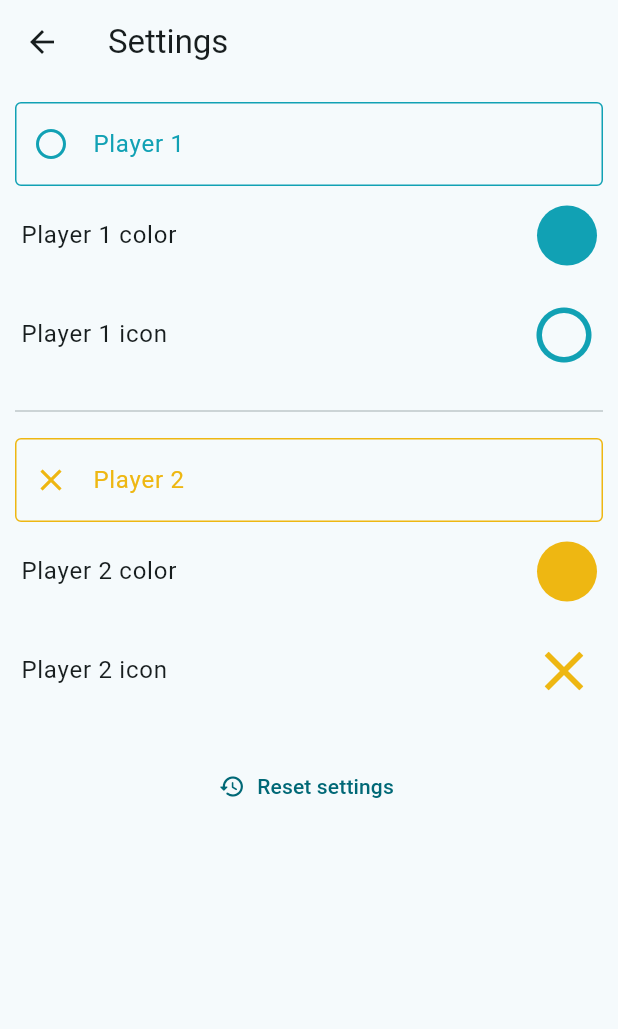
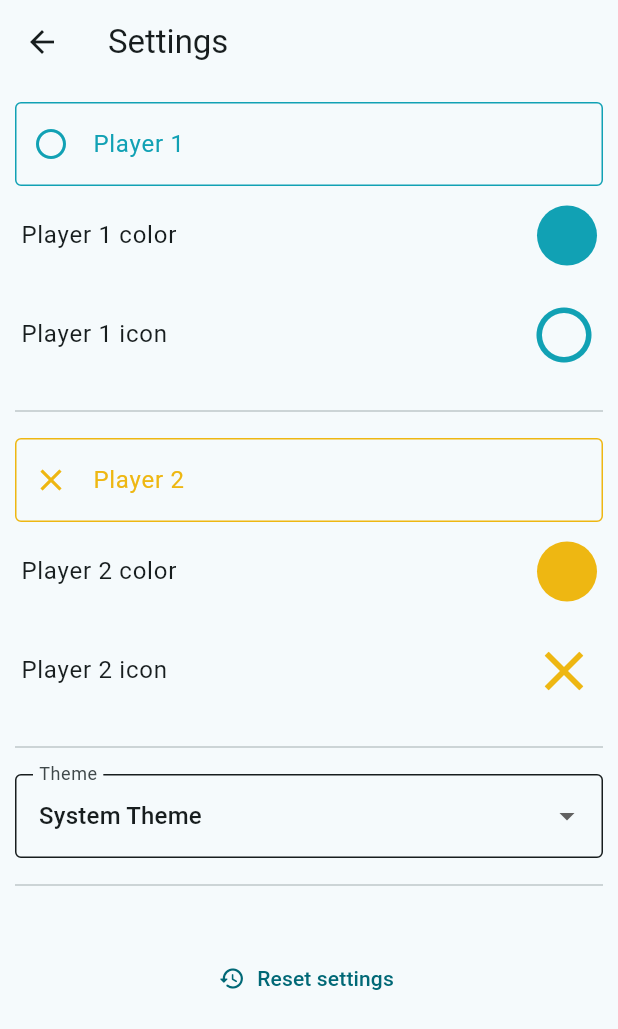
Before and after one commit to box-bm/Minimal-tic-tac-toe, a Flutter app: the screen it shows after launch, after a tap on the "settings" icon, on a phone screen of 412 x 824 dp. Shown: the top 1029 px of the screen. Run offline on Flutter 3.47's test engine with Material 2 defaults, Android fonts, the phone set to English and light mode, and no system bars; our stand-ins replace animated_text_kit, bloc, equatable, flutter_bloc, flutter_colorpicker, google_mobile_ads and 1 more; missing offline and left inert: lit_relative_date_time; network calls fail.

Commit message:
created change theme

```diff
--- /dev/null
+++ b/lib/bloc/theme/current_theme_cubit.dart
@@ -0,0 +1,10 @@
+import 'package:bloc/bloc.dart';
+import 'package:flutter/material.dart';
+
+class CurrentThemeCubit extends Cubit<ThemeMode> {
+  CurrentThemeCubit() : super(ThemeMode.system);
+
+  changeTheme(ThemeMode themeMode) {
+    emit(themeMode);
+  }
+}
--- a/lib/bloc_states.dart
+++ b/lib/bloc_states.dart
@@ -1,3 +1,4 @@
+import 'package:minimal_tic_tac_toe/bloc/theme/current_theme_cubit.dart';
 import 'package:minimal_tic_tac_toe/common.dart';
 import 'package:flutter_bloc/flutter_bloc.dart';
 import 'package:minimal_tic_tac_toe/bloc/players/players_bloc.dart';
@@ -5,13 +6,15 @@ import 'package:minimal_tic_tac_toe/bloc/tic_tac_toe/tic_tac_toe_bloc.dart';
 
 class BlocAppStates extends StatelessWidget {
   final Widget child;
+
   const BlocAppStates({super.key, required this.child});
 
   @override
   Widget build(BuildContext context) {
     return MultiBlocProvider(providers: [
       BlocProvider<PlayersBloc>(create: (context) => PlayersBloc()),
-      BlocProvider<TicTacToeBloc>(create: (context) => TicTacToeBloc())
+      BlocProvider<TicTacToeBloc>(create: (context) => TicTacToeBloc()),
+      BlocProvider<CurrentThemeCubit>(create: (context) => CurrentThemeCubit())
     ], child: child);
   }
 }
--- a/lib/l10n/intl_en.arb
+++ b/lib/l10n/intl_en.arb
@@ -40,5 +40,9 @@
   "record": "Record",
   "matchResult": "Match Result",
   "noRecords": "Doesn't exist finished matches",
-  "newGame": "New Game"
+  "newGame": "New Game",
+  "darkTheme": "Dark Theme",
+  "lightTheme": "Light Theme",
+  "systemTheme": "System Theme",
+  "theme": "Theme"
 }
--- a/lib/l10n/intl_es.arb
+++ b/lib/l10n/intl_es.arb
@@ -20,5 +20,9 @@
   "record": "Historial",
   "matchResult": "Resultado de la partida",
   "noRecords": "No hay partidas finalizadas",
-  "newGame": "Nuevo juego"
+  "newGame": "Nuevo juego",
+  "darkTheme": "Tema Oscuro",
+  "lightTheme": "Tema Claro",
+  "systemTheme": "Tema del sistema",
+  "theme": "Tema"
 }
--- /dev/null
+++ b/lib/models/theme_option.dart
@@ -0,0 +1,21 @@
+import 'package:minimal_tic_tac_toe/common.dart';
+
+class ThemeOption {
+  final ThemeMode mode;
+  final BuildContext context;
+
+  const ThemeOption(this.mode, this.context);
+
+  String get name {
+    switch (mode) {
+      case ThemeMode.dark:
+        return S.of(context).darkTheme;
+
+      case ThemeMode.light:
+        return S.of(context).lightTheme;
+
+      case ThemeMode.system:
+        return S.of(context).systemTheme;
+    }
+  }
+}
--- /dev/null
+++ b/lib/repository/theme_options.dart
@@ -0,0 +1,8 @@
+import 'package:flutter/material.dart';
+import 'package:minimal_tic_tac_toe/models/theme_option.dart';
+
+List<ThemeOption> themeOptions(BuildContext context) =>  [
+      ThemeOption(ThemeMode.system, context),
+      ThemeOption(ThemeMode.dark, context),
+      ThemeOption(ThemeMode.light, context),
+    ];
--- a/lib/screens/settings.dart
+++ b/lib/screens/settings.dart
@@ -1,7 +1,9 @@
+import 'package:minimal_tic_tac_toe/bloc/theme/current_theme_cubit.dart';
 import 'package:minimal_tic_tac_toe/common.dart';
 import 'package:flutter_bloc/flutter_bloc.dart';
 import 'package:minimal_tic_tac_toe/bloc/players/players_bloc.dart';
 import 'package:minimal_tic_tac_toe/widgets/player_setting.dart';
+import 'package:minimal_tic_tac_toe/widgets/select_theme.dart';
 
 class Settings extends StatelessWidget {
   static String route = "/settings";
@@ -31,10 +33,20 @@ class Settings extends StatelessWidget {
                       );
                     },
                   ),
+                  const Padding(
+                      padding: EdgeInsets.symmetric(vertical: 10),
+                      child: Divider()),
+                  const SelectTheme(),
+                  const Padding(
+                      padding: EdgeInsets.symmetric(vertical: 10),
+                      child: Divider()),
                   const SizedBox(height: 20),
                   TextButton.icon(
                       onPressed: () {
                         context.read<PlayersBloc>().add(ResetChanges());
+                        context
+                            .read<CurrentThemeCubit>()
+                            .changeTheme(ThemeMode.system);
                       },
                       icon: const Icon(Icons.restore_rounded),
                       label: Text(S.of(context).resetSettings))
--- a/lib/tic_tac_toe_app.dart
+++ b/lib/tic_tac_toe_app.dart
@@ -1,3 +1,5 @@
+import 'package:flutter_bloc/flutter_bloc.dart';
+import 'package:minimal_tic_tac_toe/bloc/theme/current_theme_cubit.dart';
 import 'package:minimal_tic_tac_toe/common.dart';
 import 'package:minimal_tic_tac_toe/bloc_states.dart';
 import 'package:minimal_tic_tac_toe/routes.dart';
@@ -15,9 +17,11 @@ class _TicTacToeAppState extends State<TicTacToeApp> {
   @override
   Widget build(BuildContext context) {
     return BlocAppStates(
-        child: MaterialApp(
+        child: BlocBuilder<CurrentThemeCubit, ThemeMode>(
+      builder: (context, state) => MaterialApp(
         theme: buildTheme(Brightness.light),
         darkTheme: buildTheme(Brightness.dark),
+        themeMode: state,
         showSemanticsDebugger: false,
         debugShowCheckedModeBanner: false,
         localizationsDelegates: const [
@@ -29,6 +33,7 @@ class _TicTacToeAppState extends State<TicTacToeApp> {
         supportedLocales: S.delegate.supportedLocales,
         initialRoute: Presentation.route,
         routes: routes,
+      ),
     ));
   }
 }
--- /dev/null
+++ b/lib/widgets/select_theme.dart
@@ -0,0 +1,38 @@
+import 'package:flutter_bloc/flutter_bloc.dart';
+import 'package:minimal_tic_tac_toe/bloc/theme/current_theme_cubit.dart';
+import 'package:minimal_tic_tac_toe/common.dart';
+import 'package:minimal_tic_tac_toe/repository/theme_options.dart';
+
+class SelectTheme extends StatelessWidget {
+  const SelectTheme({super.key});
+
+  @override
+  Widget build(BuildContext context) {
+    return BlocBuilder<CurrentThemeCubit, ThemeMode>(
+      builder: (context, state) => DropdownButtonFormField(
+          decoration: InputDecoration(
+              labelText: S.of(context).theme,
+              enabledBorder: OutlineInputBorder(
+                  borderSide: BorderSide(
+                      color: Theme.of(context).textTheme.bodySmall?.color ??
+                          Colors.red)),
+              focusedBorder: OutlineInputBorder(
+                  borderSide: BorderSide(
+                      color: Theme.of(context).textTheme.bodySmall?.color ??
+                          Colors.red)),
+              border: OutlineInputBorder(
+                  borderSide: BorderSide(
+                      color: Theme.of(context).textTheme.bodySmall?.color ??
+                          Colors.red))),
+          isExpanded: true,
+          value: state,
+          items: themeOptions(context)
+              .map<DropdownMenuItem<ThemeMode>>((e) => DropdownMenuItem(
+                    value: e.mode,
+                    child: Text(e.name),
+                  ))
+              .toList(),
+          onChanged: (e) => context.read<CurrentThemeCubit>().changeTheme(e!)),
+    );
+  }
+}
--- a/pubspec.yaml
+++ b/pubspec.yaml
@@ -47,6 +47,7 @@ dependencies:
   intl: ^0.17.0
   lit_relative_date_time: ^1.2.0
   google_mobile_ads: ^3.0.0
+  share_plus: ^7.0.0
 
 dev_dependencies:
   flutter_test:
```
Also changed, not shown: lib/generated/intl/messages_en.dart, lib/generated/intl/messages_es.dart, lib/generated/l10n.dart, pubspec.lock, 5 other files. Lines whose indentation alone changed are shown as unchanged.
